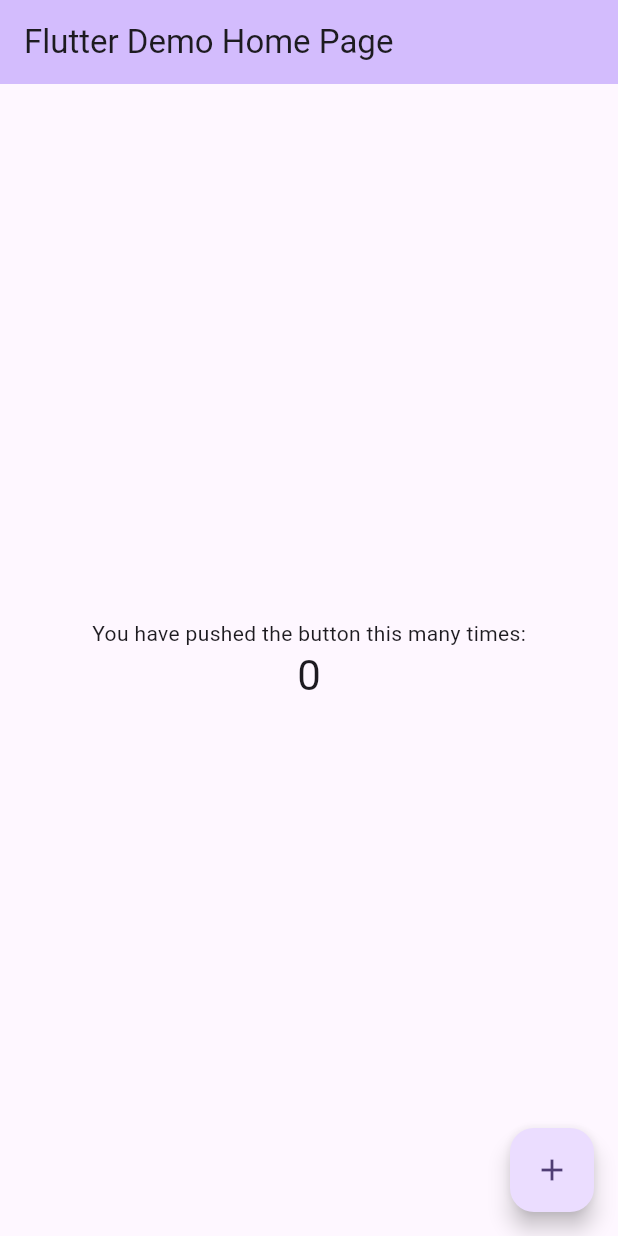
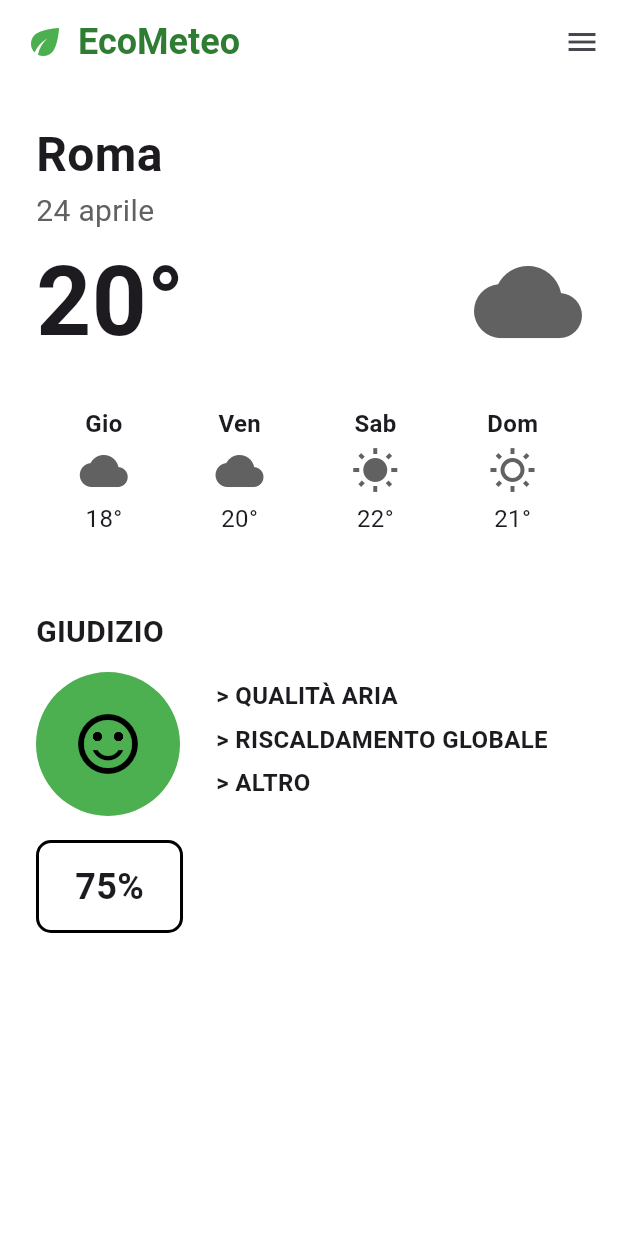
Before and after one commit to ciaba17/meteo, a Flutter app: the screen it shows after launch, on a phone screen of 412 x 824 dp. Run offline on Flutter 3.47's test engine with Material 3 defaults, Android fonts, the phone set to English and light mode, and no system bars.

Commit message:
primo commit dell'app effettiva

```diff
--- a/meteo/lib/main.dart
+++ b/meteo/lib/main.dart
@@ -1,122 +1,167 @@
 import 'package:flutter/material.dart';
 
 void main() {
-  runApp(const MyApp());
+  runApp(EcoMeteoApp());
 }
 
-class MyApp extends StatelessWidget {
-  const MyApp({super.key});
-
-  // This widget is the root of your application.
+class EcoMeteoApp extends StatelessWidget {
   @override
   Widget build(BuildContext context) {
     return MaterialApp(
-      title: 'Flutter Demo',
-      theme: ThemeData(
-        // This is the theme of your application.
-        //
-        // TRY THIS: Try running your application with "flutter run". You'll see
-        // the application has a purple toolbar. Then, without quitting the app,
-        // try changing the seedColor in the colorScheme below to Colors.green
-        // and then invoke "hot reload" (save your changes or press the "hot
-        // reload" button in a Flutter-supported IDE, or press "r" if you used
-        // the command line to start the app).
-        //
-        // Notice that the counter didn't reset back to zero; the application
-        // state is not lost during the reload. To reset the state, use hot
-        // restart instead.
-        //
-        // This works for code too, not just values: Most code changes can be
-        // tested with just a hot reload.
-        colorScheme: ColorScheme.fromSeed(seedColor: Colors.deepPurple),
-      ),
-      home: const MyHomePage(title: 'Flutter Demo Home Page'),
+      debugShowCheckedModeBanner: false,
+      home: HomeScreen(),
     );
   }
 }
 
-class MyHomePage extends StatefulWidget {
-  const MyHomePage({super.key, required this.title});
-
-  // This widget is the home page of your application. It is stateful, meaning
-  // that it has a State object (defined below) that contains fields that affect
-  // how it looks.
-
-  // This class is the configuration for the state. It holds the values (in this
-  // case the title) provided by the parent (in this case the App widget) and
-  // used by the build method of the State. Fields in a Widget subclass are
-  // always marked "final".
-
-  final String title;
-
-  @override
-  State<MyHomePage> createState() => _MyHomePageState();
-}
-
-class _MyHomePageState extends State<MyHomePage> {
-  int _counter = 0;
-
-  void _incrementCounter() {
-    setState(() {
-      // This call to setState tells the Flutter framework that something has
-      // changed in this State, which causes it to rerun the build method below
-      // so that the display can reflect the updated values. If we changed
-      // _counter without calling setState(), then the build method would not be
-      // called again, and so nothing would appear to happen.
-      _counter++;
-    });
-  }
-
+class HomeScreen extends StatelessWidget {
   @override
   Widget build(BuildContext context) {
-    // This method is rerun every time setState is called, for instance as done
-    // by the _incrementCounter method above.
-    //
-    // The Flutter framework has been optimized to make rerunning build methods
-    // fast, so that you can just rebuild anything that needs updating rather
-    // than having to individually change instances of widgets.
     return Scaffold(
+      backgroundColor: Colors.white70,
+
+      // Appbar per logo e tasto menu
       appBar: AppBar(
-        // TRY THIS: Try changing the color here to a specific color (to
-        // Colors.amber, perhaps?) and trigger a hot reload to see the AppBar
-        // change color while the other colors stay the same.
-        backgroundColor: Theme.of(context).colorScheme.inversePrimary,
-        // Here we take the value from the MyHomePage object that was created by
-        // the App.build method, and use it to set our appbar title.
-        title: Text(widget.title),
+      // Logo EcoMeteo
+        backgroundColor: Colors.transparent,
+        title: Row(
+          children: [
+            Icon(Icons.eco, color: Colors.green, size: 28),
+            SizedBox(width: 8),
+            Text("EcoMeteo",
+                style: TextStyle(
+                    fontSize: 24,
+                    fontWeight: FontWeight.bold,
+                    color: Colors.green[800]))
+          ],
+        ),
       ),
-      body: Center(
-        // Center is a layout widget. It takes a single child and positions it
-        // in the middle of the parent.
-        child: Column(
-          // Column is also a layout widget. It takes a list of children and
-          // arranges them vertically. By default, it sizes itself to fit its
-          // children horizontally, and tries to be as tall as its parent.
-          //
-          // Column has various properties to control how it sizes itself and
-          // how it positions its children. Here we use mainAxisAlignment to
-          // center the children vertically; the main axis here is the vertical
-          // axis because Columns are vertical (the cross axis would be
-          // horizontal).
-          //
-          // TRY THIS: Invoke "debug painting" (choose the "Toggle Debug Paint"
-          // action in the IDE, or press "p" in the console), to see the
-          // wireframe for each widget.
-          mainAxisAlignment: MainAxisAlignment.center,
-          children: <Widget>[
-            const Text('You have pushed the button this many times:'),
-            Text(
-              '$_counter',
-              style: Theme.of(context).textTheme.headlineMedium,
+
+      // Menu laterale
+      endDrawer: Drawer(
+        child: ListView(
+          children: [
+            DrawerHeader(
+              decoration: BoxDecoration(color: Colors.green),
+              child: Row(
+                crossAxisAlignment: CrossAxisAlignment.start,
+                children: [
+                  Icon(Icons.eco, color: Colors.greenAccent, size: 28),
+                  Text("EcoMeteo",
+                    style: TextStyle(color: Colors.white, fontSize: 24)),
+                ],
+              ),
+            ),
+            ListTile(
+              leading: Icon(Icons.info),
+              title: Text("Info"),
+              onTap: () => Navigator.pop(context),
+            ),
+            ListTile(
+              leading: Icon(Icons.settings),
+              title: Text("Impostazioni"),
+              onTap: () => Navigator.pop(context),
             ),
           ],
         ),
       ),
-      floatingActionButton: FloatingActionButton(
-        onPressed: _incrementCounter,
-        tooltip: 'Increment',
-        child: const Icon(Icons.add),
-      ), // This trailing comma makes auto-formatting nicer for build methods.
+
+      body: SafeArea(
+        child: Padding(
+          padding: const EdgeInsets.all(24.0),
+          child: Column(
+            crossAxisAlignment: CrossAxisAlignment.start,
+            children: [
+              // Nome città e data a sinistra e simbolo meteo
+              Text("Roma",
+                  style:
+                      TextStyle(fontSize: 32, fontWeight: FontWeight.bold)),
+              Text("24 aprile",
+                  style: TextStyle(fontSize: 20, color: Colors.grey[700])),
+              Row(
+                mainAxisAlignment: MainAxisAlignment.spaceBetween,
+                children: [
+                  Text("20°",
+                      style:
+                          TextStyle(fontSize: 64, fontWeight: FontWeight.bold)),
+                  Icon(Icons.wb_cloudy, size: 72, color: Colors.grey[700])
+                ],
+              ),
+              // Caselle con le previsioni successive
+              SizedBox(height: 24),
+              Row(
+                mainAxisAlignment: MainAxisAlignment.spaceAround,
+                children: [
+                  forecastCard("Gio", Icons.cloud, "18°"),
+                  forecastCard("Ven", Icons.cloud, "20°"),
+                  forecastCard("Sab", Icons.wb_sunny, "22°"),
+                  forecastCard("Dom", Icons.wb_sunny_outlined, "21°"),
+                ],
+              ),
+              SizedBox(height: 50),
+              // giudizio ambientale
+              Text("GIUDIZIO",
+                  style:
+                      TextStyle(fontSize: 20, fontWeight: FontWeight.bold)),
+              SizedBox(height: 12),
+              Row(
+                children: [
+                  CircleAvatar(
+                    radius: 48,
+                    backgroundColor: Colors.green,
+                    child: Icon(Icons.sentiment_satisfied_alt,
+                        size: 48, color: Colors.black),
+                  ),
+                  SizedBox(width: 24),
+                  Column(
+                    crossAxisAlignment: CrossAxisAlignment.start,
+                    children: [
+                      infoBullet("> QUALITÀ ARIA"),
+                      infoBullet("> RISCALDAMENTO GLOBALE"),
+                      infoBullet("> ALTRO"),
+                    ],
+                  )
+                ],
+              ),
+              SizedBox(height: 16),
+              Container(
+                decoration: BoxDecoration(
+                  border: Border.all(color: Colors.black, width: 2),
+                  borderRadius: BorderRadius.circular(10),
+                ),
+                padding: EdgeInsets.symmetric(horizontal: 24, vertical: 12),
+                child: Text("75%",
+                    style:
+                        TextStyle(fontSize: 24, fontWeight: FontWeight.bold)),
+              )
+            ],
+          ),
+        ),
+      ),
     );
   }
+
+  Widget forecastCard(String day, IconData icon, String temp) {
+    return Column(
+      children: [
+        Text(day,
+            style: TextStyle(fontSize: 16, fontWeight: FontWeight.bold)),
+        SizedBox(height: 4),
+        Icon(icon, size: 32, color: Colors.grey[700]),
+        SizedBox(height: 4),
+        Text(temp, style: TextStyle(fontSize: 16))
+      ],
+    );
+  }
+
+  Widget infoBullet(String text) {
+    return Padding(
+      padding: const EdgeInsets.only(bottom: 6.0),
+      child: Text(text,
+          style: TextStyle(fontSize: 16, fontWeight: FontWeight.bold)),
+    );
+  }
+
+  void apriMenu() {
+  }
 }
--- a/meteo/pubspec.yaml
+++ b/meteo/pubspec.yaml
@@ -30,6 +30,7 @@ environment:
 dependencies:
   flutter:
     sdk: flutter
+  http: ^1.3.0
 
   # The following adds the Cupertino Icons font to your application.
   # Use with the CupertinoIcons class for iOS style icons.
```
Also changed, not shown: meteo/pubspec.lock.
